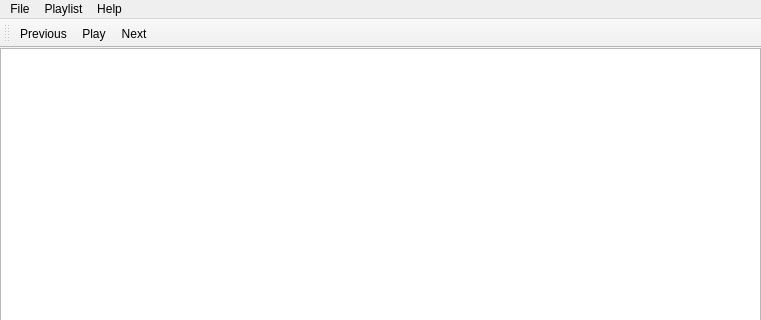
Qt form src/MUI/ui/mui.ui (kvrohit/muiplayer) before a commit; both pictures show x 0 to 761 and y 0 to 320 of the 761 by 527 pixel window.
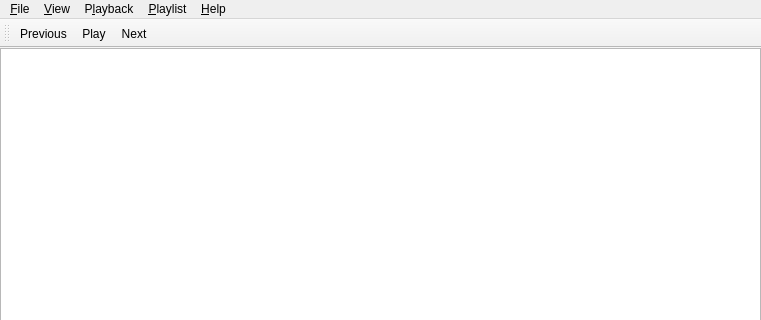
The same form after that commit. Icons and pictures are not drawn.

Commit message: * Fixed - Pressing Next/Previous when nothing was playing resulted in app crash * Added - Keyboard shortcuts for playback functions * Improved - Item selection logic * Removed - Old playlist model

```diff
--- a/src/MUI/ui/mui.ui
+++ b/src/MUI/ui/mui.ui
@@ -98,12 +98,12 @@
      <x>0</x>
      <y>0</y>
      <width>761</width>
-     <height>22</height>
+     <height>24</height>
     </rect>
    </property>
    <widget class="QMenu" name="menuFile">
     <property name="title">
-     <string>File</string>
+     <string>&amp;File</string>
     </property>
     <addaction name="actionAddMusicFiles"/>
     <addaction name="separator"/>
@@ -111,7 +111,7 @@
    </widget>
    <widget class="QMenu" name="menuPlaylist">
     <property name="title">
-     <string>Playlist</string>
+     <string>&amp;Playlist</string>
     </property>
     <addaction name="actionOpen"/>
     <addaction name="actionSave"/>
@@ -120,14 +120,29 @@
    </widget>
    <widget class="QMenu" name="menuHelp">
     <property name="title">
-     <string>Help</string>
+     <string>&amp;Help</string>
     </property>
     <addaction name="actionErrorLog"/>
     <addaction name="actionEditStyleSheet"/>
     <addaction name="separator"/>
     <addaction name="actionAbout"/>
    </widget>
+   <widget class="QMenu" name="menuView">
+    <property name="title">
+     <string>&amp;View</string>
+    </property>
+   </widget>
+   <widget class="QMenu" name="menuP_layback">
+    <property name="title">
+     <string>P&amp;layback</string>
+    </property>
+    <addaction name="actionPrevious"/>
+    <addaction name="actionPlay"/>
+    <addaction name="actionNext"/>
+   </widget>
    <addaction name="menuFile"/>
+   <addaction name="menuView"/>
+   <addaction name="menuP_layback"/>
    <addaction name="menuPlaylist"/>
    <addaction name="menuHelp"/>
   </widget>
```
Left out of the diff: 24 changed lines with no effect on the pictures. The commit also changes 9 other files.
